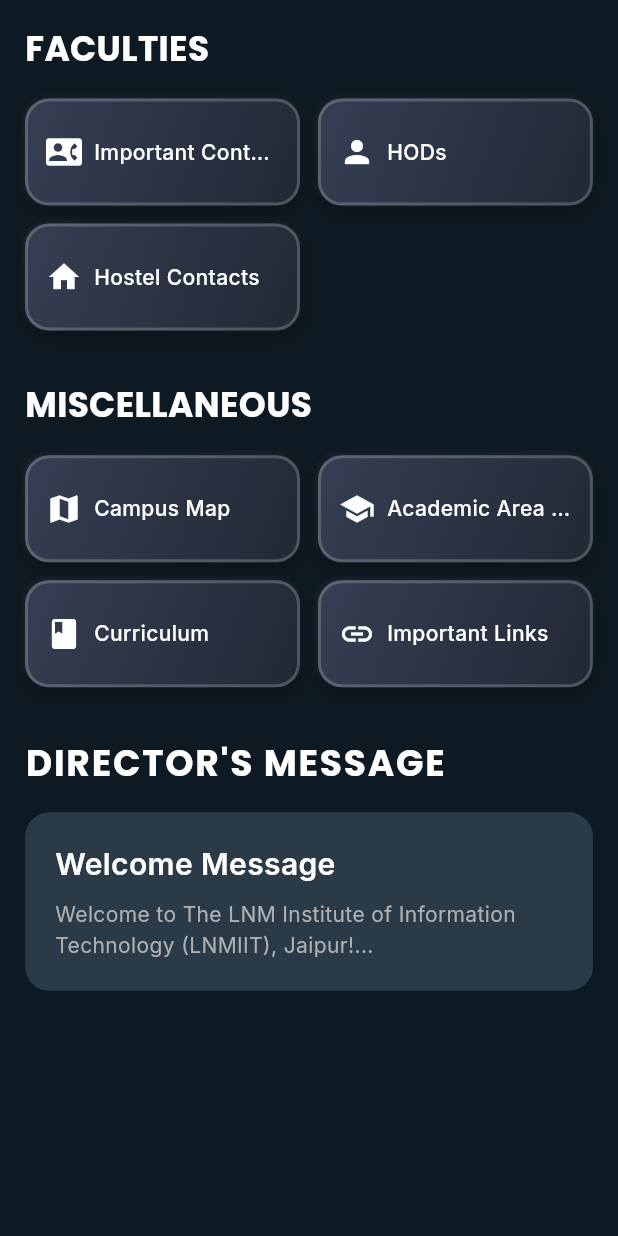
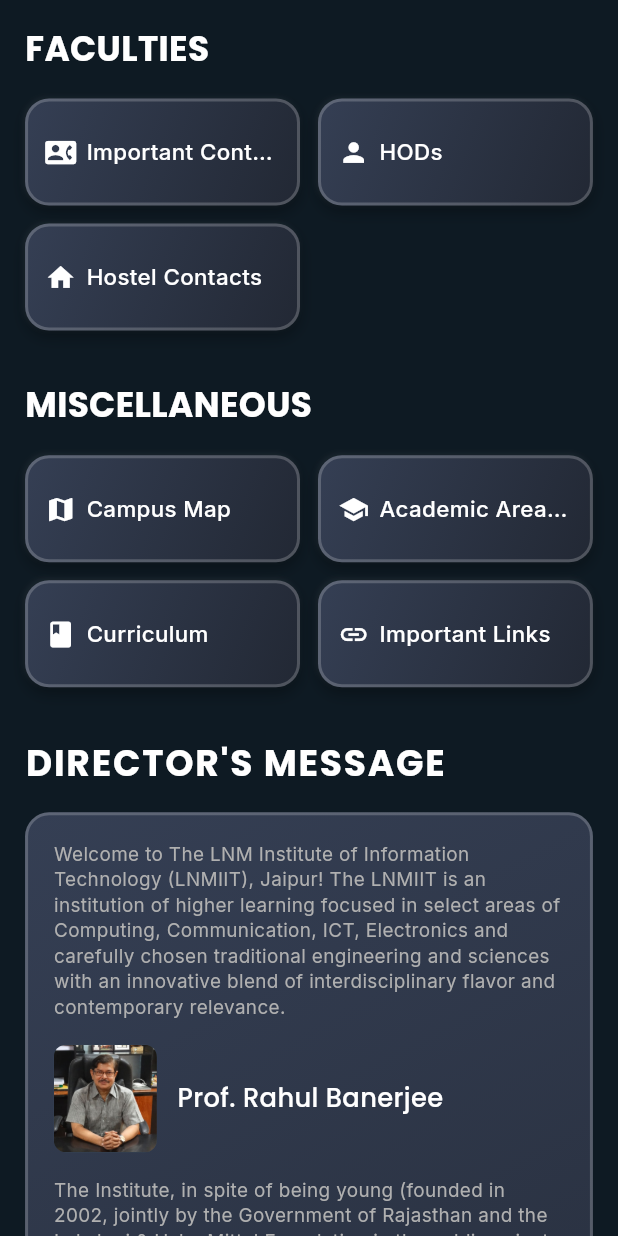
Before and after one commit to ZenithRizz/ccell, a Flutter app: the LNMPage screen opened directly, on a phone screen of 412 x 824 dp. Run offline on Flutter 3.47's test engine with Material 3 defaults, Android fonts, the phone set to English and light mode, and no system bars; our stand-ins replace dio, firebase_auth, firebase_core, firebase_messaging, flutter_local_notifications, flutter_screenutil and 6 more; missing offline and left inert: pwa_install, syncfusion_flutter_pdfviewer; accounts and stored records are empty.

Commit message:
minor changes

```diff
--- a/lib/lnm_page.dart
+++ b/lib/lnm_page.dart
@@ -32,19 +32,24 @@
               SizedBox(height: 16),
               _buildCardGrid([
                 _CardData('Important\nContacts', Icons.contact_phone, () {
-                  Navigator.push(context, MaterialPageRoute(
-                    builder: (context) => const ImportantContactsPage(),
-                  ));
+                  Navigator.push(
+                    context,
+                    MaterialPageRoute(
+                      builder: (context) => const ImportantContactsPage(),
+                    ),
+                  );
                 }),
                 _CardData('HODs', Icons.person, () {
-                  Navigator.push(context, MaterialPageRoute(
-                    builder: (context) => HODsPage(),
-                  ));
+                  Navigator.push(
+                    context,
+                    MaterialPageRoute(builder: (context) => HODsPage()),
+                  );
                 }),
                 _CardData('Hostel\nContacts', Icons.home, () {
-                  Navigator.push(context, MaterialPageRoute(
-                    builder: (context) => const HostelPage(),
-                  ));
+                  Navigator.push(
+                    context,
+                    MaterialPageRoute(builder: (context) => const HostelPage()),
+                  );
                 }),
               ]),
               SizedBox(height: 28.h),
@@ -83,14 +88,18 @@
                   );
                 }),
                 _CardData('Curriculum', Icons.book, () {
-                  Navigator.push(context, MaterialPageRoute(
-                    builder: (context) => const CurriculumPage(),
-                  ));
+                  Navigator.push(
+                    context,
+                    MaterialPageRoute(
+                      builder: (context) => const CurriculumPage(),
+                    ),
+                  );
                 }),
                 _CardData('Important\nLinks', Icons.link, () {
-                  Navigator.push(context, MaterialPageRoute(
-                    builder: (context) => const LinksPage(),
-                  ));
+                  Navigator.push(
+                    context,
+                    MaterialPageRoute(builder: (context) => const LinksPage()),
+                  );
                 }),
               ]),
               SizedBox(height: 28.h),
@@ -135,7 +144,10 @@
                 end: Alignment.bottomRight,
                 colors: [Color(0xFF353F54), Color(0xFF222834)],
               ),
-              border: Border.all(color: Colors.white.withOpacity(0.2), width: 2),
+              border: Border.all(
+                color: Colors.white.withOpacity(0.2),
+                width: 2,
+              ),
               borderRadius: BorderRadius.circular(16),
               boxShadow: [
                 BoxShadow(
@@ -151,21 +163,17 @@
               ],
             ),
             child: Padding(
-              padding: const EdgeInsets.all(12.0),
+              padding: EdgeInsets.all(10.sp),
               child: Row(
                 children: [
-                  Icon(
-                    card.icon,
-                    size: 24,
-                    color: Colors.white,
-                  ),
-                  const SizedBox(width: 8),
+                  Icon(card.icon, size: 18.sp, color: Colors.white),
+                  SizedBox(width: 6.w),
                   Flexible(
                     child: Text(
                       card.title.replaceAll('\n', ' '),
-                      style: const TextStyle(
+                      style: TextStyle(
                         color: Colors.white,
-                        fontSize: 14,
+                        fontSize: 13.sp,
                         fontWeight: FontWeight.w500,
                       ),
                       overflow: TextOverflow.ellipsis,
@@ -183,29 +191,82 @@
 
   Widget _buildDirectorMessage() {
     return Container(
-      padding: const EdgeInsets.all(20),
+      padding: EdgeInsets.all(15.sp),
       decoration: BoxDecoration(
-        color: const Color(0xFF2A3B47),
+        gradient: LinearGradient(
+          colors: [Color(0xFF353F54), Color(0xFF222834)],
+          begin: Alignment.topLeft,
+          end: Alignment.bottomRight,
+        ),
+        border: Border.all(color: Colors.white.withOpacity(0.2), width: 2),
         borderRadius: BorderRadius.circular(16),
       ),
       child: Column(
         crossAxisAlignment: CrossAxisAlignment.start,
-        children: const [
+        children: [
           Text(
-            'Welcome Message',
-            style: TextStyle(
-              color: Colors.white,
-              fontSize: 20,
-              fontWeight: FontWeight.w600,
+            'Welcome to The LNM Institute of Information Technology (LNMIIT), Jaipur! The LNMIIT is an institution of higher learning focused in select areas of Computing, Communication, ICT, Electronics and carefully chosen traditional engineering and sciences with an innovative blend of interdisciplinary flavor and contemporary relevance.',
+            style: GoogleFonts.inter(
+              color: Color(0xFFB0B0B0),
+              fontSize: 11.sp,
+              height: 1.1.h,
             ),
           ),
-          SizedBox(height: 8),
+          SizedBox(height: 14.h),
+          Row(
+            children: [
+              Container(
+                width: 60.w,
+                height: 60.h,
+                decoration: BoxDecoration(
+                  borderRadius: BorderRadius.circular(8),
+                  color: const Color(0xFF3A4B57),
+                  image: const DecorationImage(
+                    image: AssetImage(
+                      'assets/pages/faces/rahul_banerjee_2.jpg',
+                    ),
+                    fit: BoxFit.cover,
+                  ),
+                ),
+              ),
+              SizedBox(width: 12.w),
+              Expanded(
+                child: Text(
+                  'Prof. Rahul Banerjee',
+                  style: GoogleFonts.poppins(
+                    color: Colors.white,
+                    fontSize: 15.sp,
+                    fontWeight: FontWeight.w500,
+                  ),
+                ),
+              ),
+            ],
+          ),
+          SizedBox(height: 14.h),
           Text(
-            'Welcome to The LNM Institute of Information Technology (LNMIIT), Jaipur!...',
+            'The Institute, in spite of being young (founded in 2002, jointly by the Government of Rajasthan and the Lakshmi & Usha Mittal Foundation in the public-private partnership mode) is considered as one of the best institutions in its chosen areas of higher learning, both in the state and the country. In addition to having been accredited by the National Assessment & Accreditation Council (NAAC) as an "A" grade institution, the LNMIIT has been ranked fairly high by many different agencies in the recent past as may be noticed elsewhere on the official web-portal.',
             style: TextStyle(
               color: Color(0xFFB0B0B0),
-              fontSize: 14,
-              height: 1.5,
+              fontSize: 11.sp,
+              height: 1.1.h,
+            ),
+          ),
+          SizedBox(height: 14.h),
+          Text(
+            'The Institute takes pride in its eco-system that aims to groom incoming students into academically strong yet well-rounded personality based professionals who could adapt themselves to the challenges posed by the ever-changing world and working environments.',
+            style: GoogleFonts.inter(
+              color: Color(0xFFB0B0B0),
+              fontSize: 11.sp,
+              height: 1.1.h,
+            ),
+          ),
+          SizedBox(height: 14.h),
+          Text(
+            'If you are an aspiring student, we welcome you to take a good look at our website and preferably consider visiting the campus for getting to know it even better by getting the first hand feel of its ambience and interacting with faculty and students so that you could take a well-informed decision. If you have already applied to the LNMIIT, have been offered an admission and accepted the offer, Congratulations and Welcome to this new home of yours for next few years!',
+            style: GoogleFonts.inter(
+              color: Color(0xFFB0B0B0),
+              fontSize: 11.sp,
+              height: 1.1.h,
             ),
           ),
         ],
```
